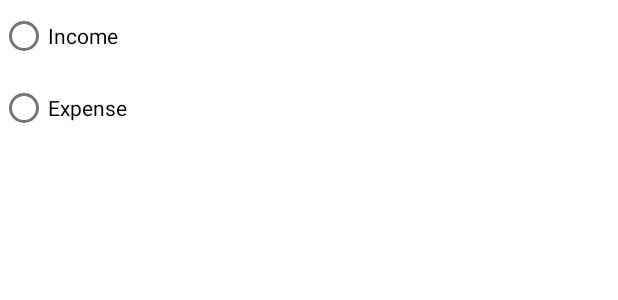
After one commit to ChopperCP/MyAccount, an Android app: the layout dialogue_select_transaction_type.xml on its own in the app's theme, with its tools: preview values and no code run, on a phone screen of 412 x 824 dp. The commit adds this screen. Shown: the top 300 px of the screen. Run offline under Robolectric (Android 15) with nearby library versions, the phone set to English and light mode, and no system bars.

Commit message:
1. Fixed the problem that the Transaction type is not serializable, causing the transaction not saved. 2. Added a select menu for transaction type.

```diff
--- a/app/src/main/java/com/example/myaccount/models/Transaction.java
+++ b/app/src/main/java/com/example/myaccount/models/Transaction.java
@@ -3,7 +3,9 @@ package com.example.myaccount.models;
 
 import com.example.myaccount.R;
 
-public class Transaction {
+import java.io.Serializable;
+
+public class Transaction implements Serializable {
     private final int imageIdIcon;
     private final int type;
     private String title;
--- a/app/src/main/res/layout/dialogue_input_item.xml
+++ b/app/src/main/res/layout/dialogue_input_item.xml
@@ -16,13 +16,15 @@
             android:layout_weight="1"
             android:text="Type" />
 
-        <EditText
+        <Button
             android:id="@+id/type_input"
             android:layout_width="wrap_content"
             android:layout_height="wrap_content"
             android:layout_weight="1"
             android:ems="10"
-            android:text="" />
+            android:gravity="center"
+            android:text="Select Type" />
+
     </LinearLayout>
 
     <LinearLayout
--- /dev/null
+++ b/app/src/main/res/layout/dialogue_select_transaction_type.xml
@@ -0,0 +1,25 @@
+<?xml version="1.0" encoding="utf-8"?>
+<androidx.constraintlayout.widget.ConstraintLayout xmlns:android="http://schemas.android.com/apk/res/android"
+    xmlns:app="http://schemas.android.com/apk/res-auto"
+    xmlns:tools="http://schemas.android.com/tools"
+    android:layout_width="match_parent"
+    android:layout_height="match_parent">
+
+    <LinearLayout
+        android:layout_width="match_parent"
+        android:layout_height="match_parent"
+        android:orientation="vertical">
+
+    <RadioButton
+        android:id="@+id/buttonIncome"
+        android:layout_width="match_parent"
+        android:layout_height="wrap_content"
+        android:text="Income"/>
+    <RadioButton
+        android:id="@+id/buttonExpense"
+        android:layout_width="match_parent"
+        android:layout_height="wrap_content"
+        android:text="Expense"/>
+
+    </LinearLayout>
+</androidx.constraintlayout.widget.ConstraintLayout>
--- a/build.gradle
+++ b/build.gradle
@@ -5,7 +5,7 @@ buildscript {
         mavenCentral()
     }
     dependencies {
-        classpath "com.android.tools.build:gradle:7.0.2"
+        classpath 'com.android.tools.build:gradle:7.0.3'
 
         // NOTE: Do not place your application dependencies here; they belong
         // in the individual module build.gradle files
```
Also changed, not shown: app/src/main/java/com/example/myaccount/dataop/DataLoader.java (+23 -14 lines), app/src/main/java/com/example/myaccount/ui/home/HomeFragment.java (+60 -34 lines), app/src/main/res/values/transaction_types.xml (added, +7 -0 lines).
